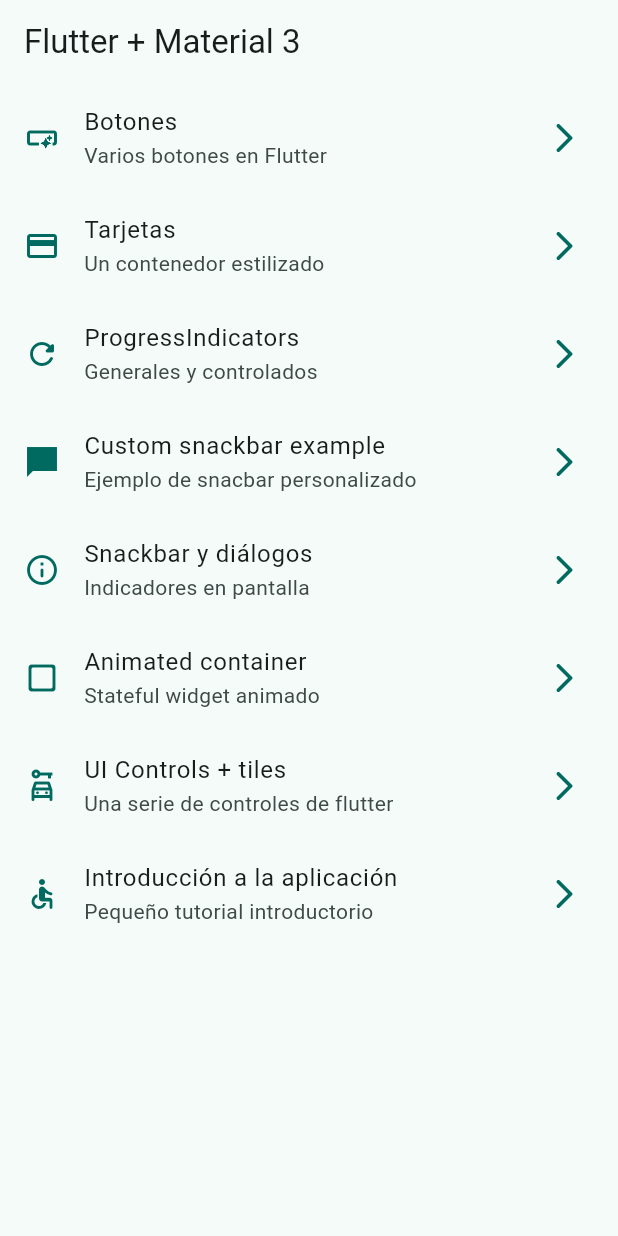
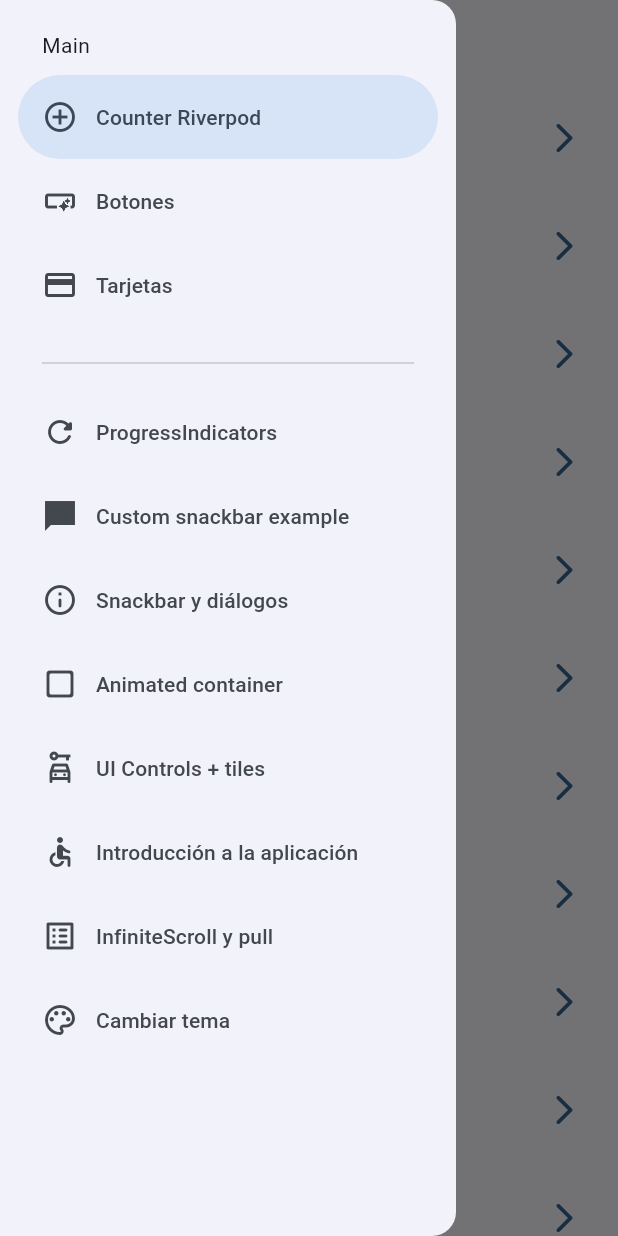
Before and after one commit to Alfer66/widgets_app, a Flutter app: the screen it shows after launch, with the side drawer open (before the commit the screen has no drawer), on a phone screen of 412 x 824 dp. Run offline on Flutter 3.47's test engine with Material 3 defaults, Android fonts, the phone set to English and light mode, and no system bars; our stand-ins replace animate_do, flutter_riverpod, flutter_svg, go_router.

Commit message:
2024_02_05_1942_ARV
Antes de statenotifier

```diff
--- a/lib/config/menu/menu_items.dart
+++ b/lib/config/menu/menu_items.dart
@@ -15,6 +15,13 @@ class MenuItem {
 }
 
 const appMenuItems = <MenuItem>[
+    MenuItem(
+    title: 'Counter Riverpod',
+    subTitle: 'Contador con Riverpod',
+    link: '/counter_riverpod',
+    icon: Icons.control_point_outlined
+  ),
+
   MenuItem(
     title: 'Botones',
     subTitle: 'Varios botones en Flutter',
@@ -70,4 +77,18 @@ const appMenuItems = <MenuItem>[
     link: '/tutorial',
     icon: Icons.accessible_rounded
   ),
+
+  MenuItem(
+    title: 'InfiniteScroll y pull',
+    subTitle: 'Listas infinitas y pull to refresh',
+    link: '/infinite',
+    icon: Icons.list_alt_rounded
+  ),
+
+  MenuItem(
+    title: 'Cambiar tema',
+    subTitle: 'Cambiar tema de la aplicación',
+    link: '/theme-changer',
+    icon: Icons.color_lens_outlined
+  ),
 ];
--- a/lib/config/router/app_router.dart
+++ b/lib/config/router/app_router.dart
@@ -58,5 +58,23 @@ final appRouter = GoRouter(
       name: AppTutorialScreen.name,
       builder: (context, state) => const AppTutorialScreen(),
     ),
+
+    GoRoute(
+      path: '/infinite',
+      name: InfiniteScrollScreen.name,
+      builder: (context, state) => const InfiniteScrollScreen(),
+    ),
+
+    GoRoute(
+      path: '/counter_riverpod',
+      name: CounterScreen.name,
+      builder: (context, state) => const CounterScreen(),
+    ),
+
+    GoRoute(
+      path: '/theme-changer',
+      name: ThemeChangerScreen.name,
+      builder: (context, state) => const ThemeChangerScreen(),
+    ),
   ],
 );
--- a/lib/config/theme/app_theme.dart
+++ b/lib/config/theme/app_theme.dart
@@ -14,14 +14,18 @@ const List<Color> colorList = <Color>[
 class AppTheme {
 
   final int selectedColor;
+  final bool isDarkmode;
 
-  AppTheme({this.selectedColor = 0})
-      : assert(selectedColor >= 0, 'Selected color must be greater then 0'),
-        assert(selectedColor < colorList.length,
+  AppTheme({
+    this.selectedColor = 0,
+    this.isDarkmode = false,
+  }) : assert(selectedColor >= 0, 'Selected color must be greater then 0'),
+       assert(selectedColor < colorList.length,
           'Selected color must be less or equal than ${colorList.length}');
 
   ThemeData getTheme() => ThemeData(
     useMaterial3: true,
+    brightness: isDarkmode ? Brightness.dark : Brightness.light,
     colorSchemeSeed: colorList[selectedColor],
     appBarTheme: const AppBarTheme(centerTitle: false)
   );
--- a/lib/main.dart
+++ b/lib/main.dart
@@ -1,20 +1,26 @@
 import 'package:flutter/material.dart';
+import 'package:flutter_riverpod/flutter_riverpod.dart';
 import 'package:widgets_app/config/router/app_router.dart';
 import 'package:widgets_app/config/theme/app_theme.dart';
+import 'package:widgets_app/presentation/providers/theme_provider.dart';
 
 void main() {
-  runApp(const MainApp());
+  runApp( const ProviderScope(child: MainApp()));
 }
 
-class MainApp extends StatelessWidget {
+class MainApp extends ConsumerWidget {
   const MainApp({super.key});
 
   @override
-  Widget build(BuildContext context) {
+  Widget build(BuildContext context, WidgetRef ref) {
+
+    final isDarkmode = ref.watch(isDarkmodeProvider);
+    final selectedColor = ref.watch(selectedColorProvider);
+
     return MaterialApp.router(
       routerConfig: appRouter,
       debugShowCheckedModeBanner: false,
-      theme: AppTheme(selectedColor: 1).getTheme(),
+      theme: AppTheme(selectedColor: selectedColor, isDarkmode: isDarkmode).getTheme(),
     );
   }
 }
--- /dev/null
+++ b/lib/presentation/providers/counter_provider.dart
@@ -0,0 +1,3 @@
+import 'package:flutter_riverpod/flutter_riverpod.dart';
+
+final counterProvider = StateProvider((ref) => 5);
--- /dev/null
+++ b/lib/presentation/providers/theme_provider.dart
@@ -0,0 +1,11 @@
+import 'package:flutter_riverpod/flutter_riverpod.dart';
+import 'package:widgets_app/config/theme/app_theme.dart';
+
+// Listado de colores inmutable
+final colorListProvider = Provider((ref) => colorList);
+
+// Un simple boolean
+final isDarkmodeProvider = StateProvider((ref) => false);
+
+// Un simple int
+final selectedColorProvider = StateProvider((ref) => 0);
--- a/lib/presentation/screens/example_snackbar/example.dart
+++ b/lib/presentation/screens/example_snackbar/example.dart
@@ -1,6 +1,6 @@
 import 'package:flutter/material.dart';
-import 'package:widgets_app/presentation/awesome_snackbar/awesome_snackbar_content.dart';
-import 'package:widgets_app/presentation/awesome_snackbar/content_type.dart';
+import 'package:widgets_app/presentation/widgets/awesome_snackbar/awesome_snackbar_content.dart';
+import 'package:widgets_app/presentation/widgets/awesome_snackbar/content_type.dart';
 
 class AweseomSnackBarExample extends StatelessWidget {
 
--- a/lib/presentation/screens/home/home_screen.dart
+++ b/lib/presentation/screens/home/home_screen.dart
@@ -1,6 +1,7 @@
 import 'package:flutter/material.dart';
 import 'package:go_router/go_router.dart';
 import 'package:widgets_app/config/menu/menu_items.dart';
+import 'package:widgets_app/presentation/widgets/side_menu.dart';
 
 class HomeScreen extends StatelessWidget {
   static const String name = 'home_screen';
@@ -9,9 +10,15 @@ class HomeScreen extends StatelessWidget {
 
   @override
   Widget build(BuildContext context) {
+
+    final scaffoldKey = GlobalKey<ScaffoldState>();
+
     return Scaffold(
+        key: scaffoldKey,
         appBar: AppBar(title: const Text('Flutter + Material 3')),
-        body: const _HomeView());
+        body: const _HomeView(),
+        drawer: SideMenu(scaffoldKey: scaffoldKey) ,
+    );
   }
 }
 
--- a/lib/presentation/screens/screens.dart
+++ b/lib/presentation/screens/screens.dart
@@ -1,11 +1,14 @@
+
+
 export 'package:widgets_app/presentation/screens/animated/animated_screen.dart';
 export 'package:widgets_app/presentation/screens/app_tutorial/app_tutorial_screen.dart';
 export 'package:widgets_app/presentation/screens/buttons/buttons_screen.dart';
 export 'package:widgets_app/presentation/screens/cards/cards_screen.dart';
+export 'package:widgets_app/presentation/screens/counter/counter_screen.dart';
+export 'package:widgets_app/presentation/screens/example_snackbar/example.dart';
 export 'package:widgets_app/presentation/screens/home/home_screen.dart';
 export 'package:widgets_app/presentation/screens/infinite_scroll/infinite_scroll_screen.dart';
 export 'package:widgets_app/presentation/screens/progress/progress_screen.dart';
 export 'package:widgets_app/presentation/screens/snackbar/snackbar_screen.dart';
+export 'package:widgets_app/presentation/screens/theme_changer/theme_changer_screen.dart';
 export 'package:widgets_app/presentation/screens/ui_controls/ui_controls_screen.dart';
-
-export 'package:widgets_app/presentation/screens/example_snackbar/example.dart';
--- a/lib/presentation/awesome_snackbar/awesome_snackbar_content.dart
+++ b/lib/presentation/widgets/awesome_snackbar/awesome_snackbar_content.dart
@@ -2,8 +2,8 @@ import 'package:flutter/material.dart';
 import 'package:flutter_svg/flutter_svg.dart';
 import 'dart:ui' as ui;
 
-import 'package:widgets_app/presentation/awesome_snackbar/content_type.dart';
-import 'package:widgets_app/presentation/awesome_snackbar/assets_path.dart';
+import 'package:widgets_app/presentation/widgets/awesome_snackbar/content_type.dart';
+import 'package:widgets_app/presentation/widgets/awesome_snackbar/assets_path.dart';
 
 
 class AwesomeSnackbarContent extends StatelessWidget {
--- a/lib/presentation/awesome_snackbar/content_type.dart
+++ b/lib/presentation/widgets/awesome_snackbar/content_type.dart
@@ -1,4 +1,4 @@
-import 'package:widgets_app/presentation/awesome_snackbar/default_colors.dart';
+import 'package:widgets_app/presentation/widgets/awesome_snackbar/default_colors.dart';
 import 'package:flutter/cupertino.dart';
 
 /// to handle failure, success, help and warning `ContentType` class is being used
--- /dev/null
+++ b/lib/presentation/widgets/side_menu.dart
@@ -0,0 +1,53 @@
+import 'package:flutter/material.dart';
+
+import 'package:go_router/go_router.dart';
+import 'package:widgets_app/config/menu/menu_items.dart';
+
+class SideMenu extends StatefulWidget {
+  final GlobalKey<ScaffoldState> scaffoldKey;
+
+  const SideMenu({super.key, required this.scaffoldKey});
+
+  @override
+  State<SideMenu> createState() => _SideMenuState();
+}
+
+class _SideMenuState extends State<SideMenu> {
+  int navDrawerIndex = 0;
+
+  @override
+  Widget build(BuildContext context) {
+    final hasNotch = MediaQuery.of(context).viewPadding.top > 35;
+    return NavigationDrawer(
+      selectedIndex: navDrawerIndex,
+      onDestinationSelected: (value) {
+        setState(() {
+          navDrawerIndex = value;
+        });
+
+        final menuItem = appMenuItems[value];
+        context.push(menuItem.link);
+        widget.scaffoldKey.currentState?.closeDrawer();
+
+
+      },
+      children: [
+        Padding(
+            padding: EdgeInsets.fromLTRB(28, hasNotch ? 0 : 20, 16, 10),
+            child: const Text('Main')),
+        ...appMenuItems.sublist(0, 3).map((item) => NavigationDrawerDestination(
+              icon: Icon(item.icon),
+              label: Text(item.title),
+            )),
+        const Padding(
+          padding: EdgeInsets.fromLTRB(28, 16, 28, 10),
+          child: Divider(),
+        ),
+        ...appMenuItems.sublist(3).map((item) => NavigationDrawerDestination(
+              icon: Icon(item.icon),
+              label: Text(item.title),
+            )),
+      ],
+    );
+  }
+}
--- a/pubspec.yaml
+++ b/pubspec.yaml
@@ -32,6 +32,7 @@ dependencies:
   cupertino_icons: ^1.0.2
   flutter:
     sdk: flutter
+  flutter_riverpod: ^2.4.10
   flutter_svg: ^2.0.9
   go_router: ^13.0.0
 
```
Also changed, not shown: lib/presentation/screens/counter/counter_screen.dart (added, +44 -0 lines), lib/presentation/screens/infinite_scroll/infinite_scroll_screen.dart (+122 -2 lines), lib/presentation/screens/theme_changer/theme_changer_screen.dart (added, +56 -0 lines), lib/presentation/widgets/awesome_snackbar/assets_path.dart (renamed from lib/presentation/awesome_snackbar/assets_path.dart), lib/presentation/widgets/awesome_snackbar/default_colors.dart (renamed from lib/presentation/awesome_snackbar/default_colors.dart).
